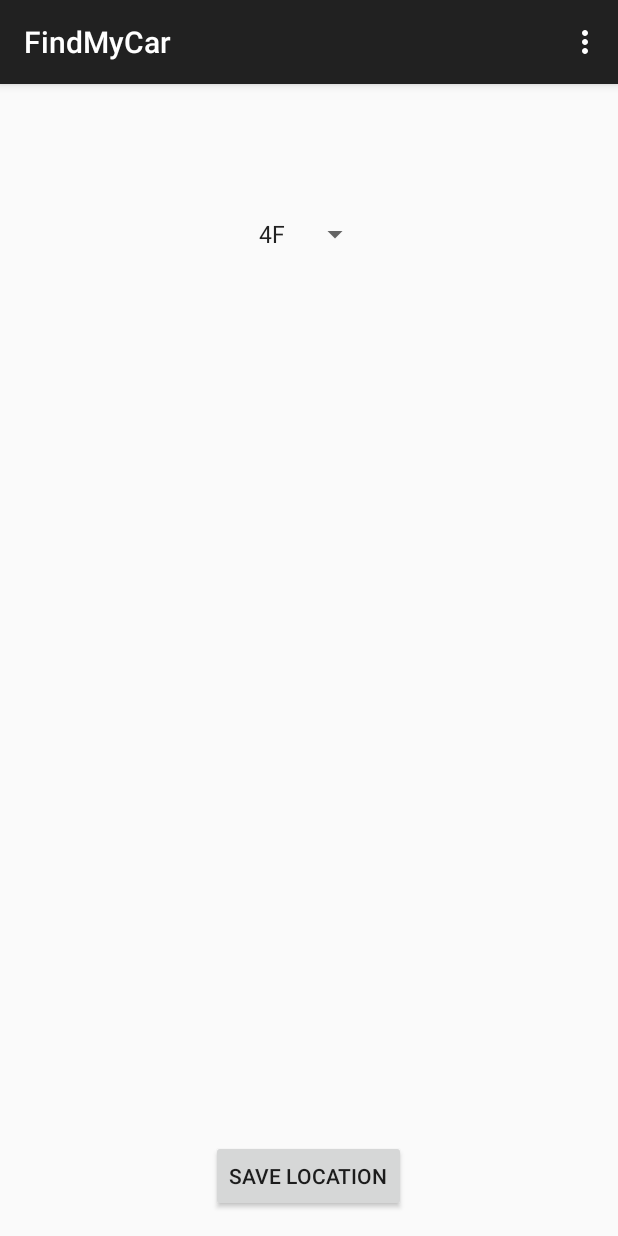
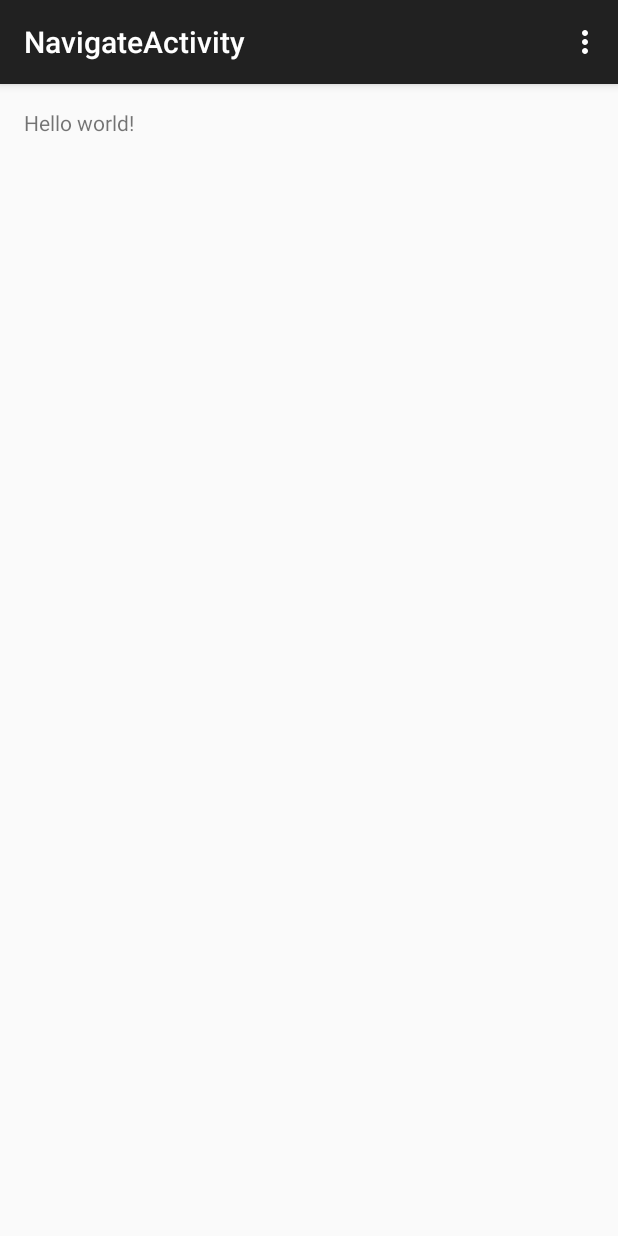
Before and after one commit to boyangwang/FindMyCar, an Android app: the screen it shows after launch (StoreLocationActivity before the commit, NavigateActivity after it), after a tap on "SAVE LOCATION", on a phone screen of 412 x 824 dp. Run offline under Robolectric (Android 15) with nearby library versions, the phone set to English and light mode, and no system bars.

```diff
--- a/app/src/main/AndroidManifest.xml
+++ b/app/src/main/AndroidManifest.xml
@@ -2,7 +2,7 @@
 <manifest xmlns:android="http://schemas.android.com/apk/res/android"
     package="com.tbr.findmycar" >
 
-    <uses-permission android:name="android.permission.ACCESS_COARSE_LOCATION"/>
+    <uses-permission android:name="android.permission.ACCESS_COARSE_LOCATION" />
 
     <application
         android:allowBackup="true"
@@ -18,6 +18,10 @@
                 <category android:name="android.intent.category.LAUNCHER" />
             </intent-filter>
         </activity>
+        <activity
+            android:name=".NavigateActivity"
+            android:label="@string/title_activity_navigate" >
+        </activity>
     </application>
 
 </manifest>
--- /dev/null
+++ b/app/src/main/java/com/tbr/findmycar/NavigateActivity.java
@@ -0,0 +1,39 @@
+package com.tbr.findmycar;
+
+import android.support.v7.app.ActionBarActivity;
+import android.os.Bundle;
+import android.view.Menu;
+import android.view.MenuItem;
+
+
+public class NavigateActivity extends ActionBarActivity {
+
+    @Override
+    protected void onCreate(Bundle savedInstanceState) {
+        super.onCreate(savedInstanceState);
+        setContentView(R.layout.activity_navigate);
+    }
+
+
+    @Override
+    public boolean onCreateOptionsMenu(Menu menu) {
+        // Inflate the menu; this adds items to the action bar if it is present.
+        getMenuInflater().inflate(R.menu.menu_navigate, menu);
+        return true;
+    }
+
+    @Override
+    public boolean onOptionsItemSelected(MenuItem item) {
+        // Handle action bar item clicks here. The action bar will
+        // automatically handle clicks on the Home/Up button, so long
+        // as you specify a parent activity in AndroidManifest.xml.
+        int id = item.getItemId();
+
+        //noinspection SimplifiableIfStatement
+        if (id == R.id.action_settings) {
+            return true;
+        }
+
+        return super.onOptionsItemSelected(item);
+    }
+}
--- a/app/src/main/java/com/tbr/findmycar/StoreLocationActivity.java
+++ b/app/src/main/java/com/tbr/findmycar/StoreLocationActivity.java
@@ -1,5 +1,6 @@
 package com.tbr.findmycar;
 
+import android.content.Intent;
 import android.location.Location;
 import android.support.v7.app.ActionBarActivity;
 import android.os.Bundle;
@@ -64,7 +65,7 @@ public class StoreLocationActivity extends ActionBarActivity implements GoogleAp
         mSaveLocationButton.setOnClickListener(new View.OnClickListener() {
             public void onClick(View v) {
                 //TODO: display spinner
-                StoreLocationActivity.this.storeLocationAndLevelToAttribute();
+                StoreLocationActivity.this.storeLocationAndLevel();
                 StoreLocationActivity.this.proceedToNavigateScreen();
             }
         });
@@ -73,6 +74,18 @@ public class StoreLocationActivity extends ActionBarActivity implements GoogleAp
 
     private void proceedToNavigateScreen() {
         Log.i(dbgTag, "in proceedToNavigateScreen");
+        Intent intent = new Intent();
+        intent.setClass(this, NavigateActivity.class);
+        startActivity(intent);
+    }
+
+    private void storeLocationAndLevel() {
+        storeLocationAndLevelToAttribute();
+        storeLocationAndLevelToSharedPreference();
+    }
+
+    private void storeLocationAndLevelToSharedPreference() {
+        //TODO
     }
 
     private void storeLocationAndLevelToAttribute() {
--- /dev/null
+++ b/app/src/main/res/layout/activity_navigate.xml
@@ -0,0 +1,12 @@
+<RelativeLayout xmlns:android="http://schemas.android.com/apk/res/android"
+    xmlns:tools="http://schemas.android.com/tools" android:layout_width="match_parent"
+    android:layout_height="match_parent" android:paddingLeft="@dimen/activity_horizontal_margin"
+    android:paddingRight="@dimen/activity_horizontal_margin"
+    android:paddingTop="@dimen/activity_vertical_margin"
+    android:paddingBottom="@dimen/activity_vertical_margin"
+    tools:context="com.tbr.findmycar.NavigateActivity">
+
+    <TextView android:text="@string/hello_world" android:layout_width="wrap_content"
+        android:layout_height="wrap_content" />
+
+</RelativeLayout>
--- /dev/null
+++ b/app/src/main/res/menu/menu_navigate.xml
@@ -0,0 +1,7 @@
+<menu xmlns:android="http://schemas.android.com/apk/res/android"
+    xmlns:app="http://schemas.android.com/apk/res-auto"
+    xmlns:tools="http://schemas.android.com/tools"
+    tools:context="com.tbr.findmycar.NavigateActivity">
+    <item android:id="@+id/action_settings" android:title="@string/action_settings"
+        android:orderInCategory="100" app:showAsAction="never" />
+</menu>
--- a/app/src/main/res/values/strings.xml
+++ b/app/src/main/res/values/strings.xml
@@ -5,5 +5,6 @@
     <string name="hello_world">Hello world!</string>
     <string name="action_settings">Settings</string>
     <string name="SaveLocationButtonText">Save Location</string>
+    <string name="title_activity_navigate">NavigateActivity</string>
 
 </resources>
```
